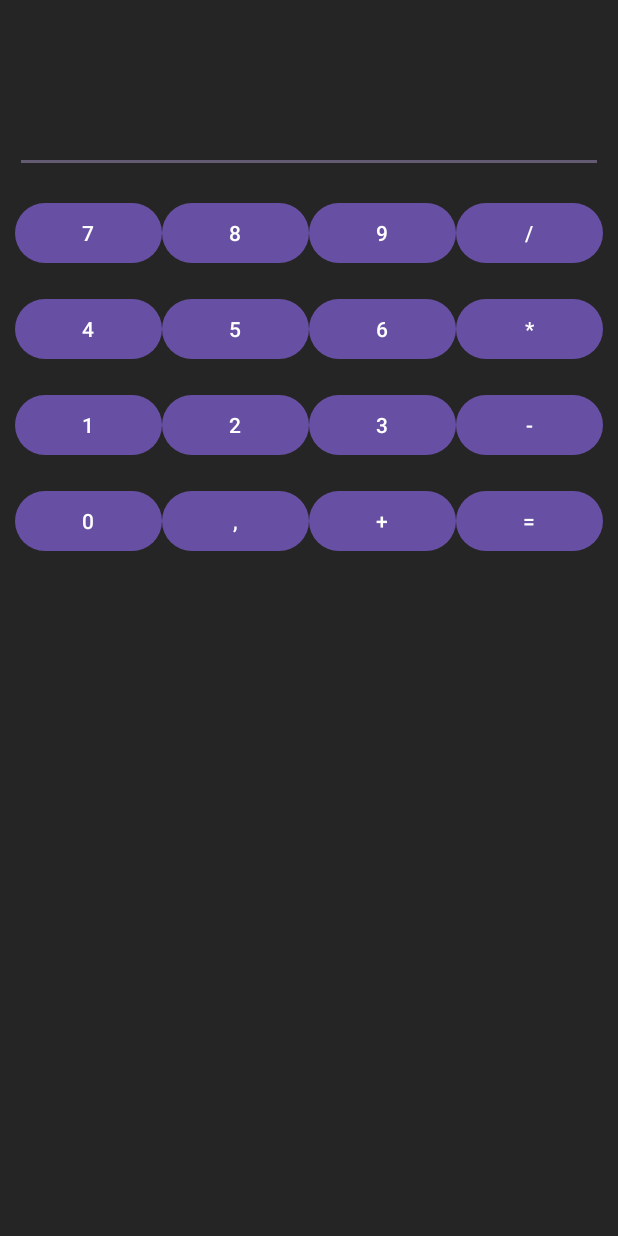
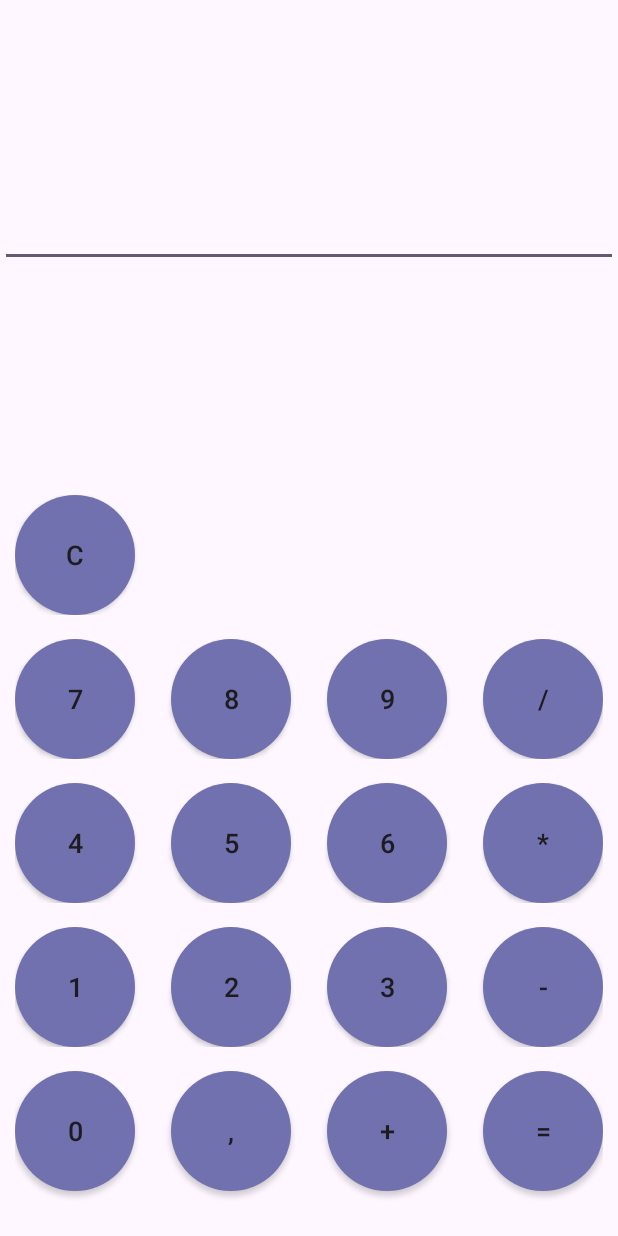
Before and after one commit to XataBq/Calculator, an Android app: the layout activity_main.xml on its own in the app's theme, with its tools: preview values and no code run, on a phone screen of 412 x 824 dp. Run offline under Robolectric (Android 15) with nearby library versions, the phone set to English and light mode, and no system bars.

Commit message:
aproximately done

```diff
--- a/app/src/main/java/com/example/calculator/MainActivity.kt
+++ b/app/src/main/java/com/example/calculator/MainActivity.kt
@@ -41,12 +41,14 @@ class MainActivity : AppCompatActivity() {
             btnN7.setOnClickListener { onNumberClick(btnN7.text.toString()) }
             btnN8.setOnClickListener { onNumberClick(btnN8.text.toString()) }
             btnN9.setOnClickListener { onNumberClick(btnN9.text.toString()) }
+            btnClearResult.setOnClickListener { onClearResult() }
         }
     }
 
     private fun onOperationClick(operation: String) {
         binding.tvOperationFiled.text = operation
-        binding.tvResultField.text = binding.etNumberField.text
+        if (binding.etNumberField.text.isNotEmpty()) binding.tvResultField.text =
+            binding.etNumberField.text
         binding.etNumberField.text.clear()
         flagDouble = false
     }
@@ -82,7 +84,7 @@ class MainActivity : AppCompatActivity() {
                 binding.tvOperationFiled.text.toString()
             ).toString()
         }
-        binding.tvResultField.text = result
+        binding.tvResultField.text = result.replace(",", ".")
         flagDouble = false
         binding.etNumberField.text.clear()
     }
@@ -98,4 +100,8 @@ class MainActivity : AppCompatActivity() {
 
     }
 
+    private fun onClearResult() {
+        binding.tvResultField.text = ""
+    }
+
 }
--- /dev/null
+++ b/app/src/main/res/drawable/selector_button_background.xml
@@ -0,0 +1,5 @@
+<?xml version="1.0" encoding="utf-8"?>
+<selector xmlns:android="http://schemas.android.com/apk/res/android">
+    <item android:drawable="@drawable/shape_rounded_buttons_on_click" android:state_pressed="true"/>
+    <item android:drawable="@drawable/shape_rounded_buttons"/>
+</selector>
--- /dev/null
+++ b/app/src/main/res/drawable/shape_rounded_buttons.xml
@@ -0,0 +1,6 @@
+<?xml version="1.0" encoding="utf-8"?>
+<shape xmlns:android="http://schemas.android.com/apk/res/android" android:shape="oval">
+
+    <solid android:color="#7071AE"/>
+
+</shape>
--- /dev/null
+++ b/app/src/main/res/drawable/shape_rounded_buttons_on_click.xml
@@ -0,0 +1,6 @@
+<?xml version="1.0" encoding="utf-8"?>
+<shape xmlns:android="http://schemas.android.com/apk/res/android" android:shape="oval">
+
+    <solid android:color="#484BB4"/>
+
+</shape>
--- a/app/src/main/res/layout/activity_main.xml
+++ b/app/src/main/res/layout/activity_main.xml
@@ -5,8 +5,6 @@
     android:id="@+id/main"
     android:layout_width="match_parent"
     android:layout_height="match_parent"
-    android:padding="10dp"
-    android:background="#262525"
     tools:context=".MainActivity">
 
     <!--Поле результата-->
@@ -14,188 +12,285 @@
         android:id="@+id/tvResultField"
         android:layout_width="0dp"
         android:layout_height="wrap_content"
+        android:layout_marginTop="50dp"
+        android:textColor="@color/white"
+        android:textSize="36sp"
         app:layout_constraintHorizontal_weight="1"
-        android:layout_marginTop="25dp"
-        android:textSize="18sp"
-        android:textColor="@color/white"
-        app:layout_constraintTop_toTopOf="parent"
+        app:layout_constraintLeft_toLeftOf="parent"
         app:layout_constraintRight_toLeftOf="@id/tvOperationFiled"
-        app:layout_constraintLeft_toLeftOf="parent" />
+        app:layout_constraintTop_toTopOf="parent" />
 
     <!--поле знака операции-->
     <TextView
         android:id="@+id/tvOperationFiled"
         android:layout_width="0dp"
         android:layout_height="wrap_content"
-        android:textSize="18sp"
-        android:layout_marginTop="25dp"
+        android:layout_marginTop="50dp"
         android:textColor="@color/white"
+        android:textSize="36sp"
         app:layout_constraintHorizontal_weight="1"
+        app:layout_constraintLeft_toRightOf="@id/tvResultField"
         app:layout_constraintRight_toRightOf="parent"
-        app:layout_constraintLeft_toRightOf="@id/tvResultField"
         app:layout_constraintTop_toTopOf="parent" />
 
     <!--поле ввода чисел-->
     <EditText
         android:id="@+id/etNumberField"
+        android:layout_width="0dp"
+        android:layout_height="wrap_content"
+        android:layout_marginTop="10dp"
+        android:textSize="36sp"
         android:textColor="@color/white"
-        android:layout_width="0dp"
-        android:layout_marginTop="10dp"
-        android:layout_height="wrap_content"
         app:layout_constraintLeft_toLeftOf="parent"
         app:layout_constraintRight_toRightOf="parent"
         app:layout_constraintTop_toBottomOf="@id/tvResultField" />
 
     <LinearLayout
+        android:layout_width="match_parent"
+        android:layout_height="wrap_content"
+        android:layout_marginHorizontal="10dp"
+        android:orientation="vertical"
+        app:layout_constraintBottom_toBottomOf="parent"
+        app:layout_constraintEnd_toEndOf="parent"
+        app:layout_constraintStart_toStartOf="parent">
+
+        <LinearLayout
+            android:id="@+id/llCancelButtonPanel"
+            android:layout_width="match_parent"
+            android:layout_height="wrap_content"
+            android:layout_marginTop="16dp">
+
+            <android.widget.Button
+                android:id="@+id/btnClearResult"
+                android:layout_width="80dp"
+                android:layout_height="80dp"
+                android:textSize="18sp"
+                android:background="@drawable/selector_button_background"
+                android:text="C" />
+
+            <Space
+                android:layout_width="0dp"
+                android:layout_height="match_parent"
+                android:layout_weight="1" />
+
+        </LinearLayout>
+
+        <LinearLayout
             android:id="@+id/llFirstButtonPanel"
-        android:layout_width="0dp"
+            android:layout_width="match_parent"
             android:layout_height="wrap_content"
-        android:layout_marginTop="16dp"
-        app:layout_constraintLeft_toLeftOf="parent"
-        app:layout_constraintRight_toRightOf="parent"
-        app:layout_constraintTop_toBottomOf="@id/etNumberField">
+            android:layout_marginTop="16dp">
 
-        <Button
+            <android.widget.Button
                 android:id="@+id/btnN7"
-            android:layout_width="0dp"
-            android:layout_height="wrap_content"
-            android:layout_weight="1"
+                android:layout_width="80dp"
+                android:layout_height="80dp"
+                android:textSize="18sp"
+                android:background="@drawable/selector_button_background"
                 android:text="7" />
 
-        <Button
+            <Space
+                android:layout_width="0dp"
+                android:layout_height="match_parent"
+                android:layout_weight="1" />
+
+            <android.widget.Button
                 android:id="@+id/btnN8"
-            android:layout_width="0dp"
-            android:layout_height="wrap_content"
-            android:layout_weight="1"
+                android:layout_width="80dp"
+                android:layout_height="80dp"
+                android:textSize="18sp"
+                android:background="@drawable/selector_button_background"
                 android:text="8" />
 
-        <Button
+            <Space
+                android:layout_width="0dp"
+                android:layout_height="match_parent"
+                android:layout_weight="1" />
+
+            <android.widget.Button
                 android:id="@+id/btnN9"
-            android:layout_width="0dp"
-            android:layout_height="wrap_content"
-            android:layout_weight="1"
+                android:layout_width="80dp"
+                android:layout_height="80dp"
+                android:textSize="18sp"
+                android:background="@drawable/selector_button_background"
                 android:text="9" />
 
-        <Button
+            <Space
+                android:layout_width="0dp"
+                android:layout_height="match_parent"
+                android:layout_weight="1" />
+
+            <android.widget.Button
                 android:id="@+id/btnDiv"
-            android:layout_width="0dp"
-            android:layout_height="wrap_content"
-            android:layout_weight="1"
+                android:layout_width="80dp"
+                android:layout_height="80dp"
+                android:textSize="18sp"
+                android:background="@drawable/selector_button_background"
                 android:text="/" />
         </LinearLayout>
 
         <LinearLayout
             android:id="@+id/llSecondButtonPanel"
-        android:layout_width="0dp"
+            android:layout_width="match_parent"
             android:layout_height="wrap_content"
-        android:layout_marginTop="16dp"
-        app:layout_constraintLeft_toLeftOf="parent"
-        app:layout_constraintRight_toRightOf="parent"
-        app:layout_constraintTop_toBottomOf="@id/llFirstButtonPanel">
+            android:layout_marginTop="16dp">
 
-        <Button
+            <android.widget.Button
                 android:id="@+id/btnN4"
-            android:layout_width="0dp"
-            android:layout_height="wrap_content"
-            android:layout_weight="1"
+                android:layout_width="80dp"
+                android:layout_height="80dp"
+                android:textSize="18sp"
+                android:background="@drawable/selector_button_background"
                 android:text="4" />
 
-        <Button
+            <Space
+                android:layout_width="0dp"
+                android:layout_height="match_parent"
+                android:layout_weight="1" />
+
+            <android.widget.Button
                 android:id="@+id/btnN5"
-            android:layout_width="0dp"
-            android:layout_height="wrap_content"
-            android:layout_weight="1"
+                android:layout_width="80dp"
+                android:layout_height="80dp"
+                android:textSize="18sp"
+                android:background="@drawable/selector_button_background"
                 android:text="5" />
 
-        <Button
+            <Space
+                android:layout_width="0dp"
+                android:layout_height="match_parent"
+                android:layout_weight="1" />
+
+            <android.widget.Button
                 android:id="@+id/btnN6"
-            android:layout_width="0dp"
-            android:layout_height="wrap_content"
-            android:layout_weight="1"
+                android:layout_width="80dp"
+                android:layout_height="80dp"
+                android:textSize="18sp"
+                android:background="@drawable/selector_button_background"
                 android:text="6" />
 
-        <Button
+            <Space
+                android:layout_width="0dp"
+                android:layout_height="match_parent"
+                android:layout_weight="1" />
+
+            <android.widget.Button
                 android:id="@+id/btnMul"
-            android:layout_width="0dp"
-            android:layout_height="wrap_content"
-            android:layout_weight="1"
+                android:layout_width="80dp"
+                android:layout_height="80dp"
+                android:textSize="18sp"
+                android:background="@drawable/selector_button_background"
                 android:text="*" />
         </LinearLayout>
 
         <LinearLayout
             android:id="@+id/llThirdButtonPanel"
-        android:layout_width="0dp"
+            android:layout_width="match_parent"
             android:layout_height="wrap_content"
-        android:layout_marginTop="16dp"
-        app:layout_constraintLeft_toLeftOf="parent"
-        app:layout_constraintRight_toRightOf="parent"
-        app:layout_constraintTop_toBottomOf="@id/llSecondButtonPanel">
+            android:layout_marginTop="16dp">
 
-        <Button
+            <android.widget.Button
                 android:id="@+id/btnN1"
-            android:layout_width="0dp"
-            android:layout_height="wrap_content"
-            android:layout_weight="1"
+                android:layout_width="80dp"
+                android:layout_height="80dp"
+                android:textSize="18sp"
+                android:background="@drawable/selector_button_background"
                 android:text="1" />
 
-        <Button
+            <Space
+                android:layout_width="0dp"
+                android:layout_height="match_parent"
+                android:layout_weight="1" />
+
+            <android.widget.Button
                 android:id="@+id/btnN2"
-            android:layout_width="0dp"
-            android:layout_height="wrap_content"
-            android:layout_weight="1"
+                android:layout_width="80dp"
+                android:layout_height="80dp"
+                android:textSize="18sp"
+                android:background="@drawable/selector_button_background"
                 android:text="2" />
 
-        <Button
+            <Space
+                android:layout_width="0dp"
+                android:layout_height="match_parent"
+                android:layout_weight="1" />
+
+            <android.widget.Button
                 android:id="@+id/btnN3"
-            android:layout_width="0dp"
-            android:layout_height="wrap_content"
-            android:layout_weight="1"
+                android:layout_width="80dp"
+                android:layout_height="80dp"
+                android:textSize="18sp"
+                android:background="@drawable/selector_button_background"
                 android:text="3" />
 
-        <Button
+            <Space
+                android:layout_width="0dp"
+                android:layout_height="match_parent"
+                android:layout_weight="1" />
+
+            <android.widget.Button
                 android:id="@+id/btnSub"
-            android:layout_width="0dp"
-            android:layout_height="wrap_content"
-            android:layout_weight="1"
+                android:layout_width="80dp"
+                android:layout_height="80dp"
+                android:textSize="18sp"
+                android:background="@drawable/selector_button_background"
                 android:text="-" />
         </LinearLayout>
 
         <LinearLayout
             android:id="@+id/llFourthButtonPanel"
-        android:layout_width="0dp"
+            android:layout_width="match_parent"
             android:layout_height="wrap_content"
-        android:layout_marginTop="16dp"
-        app:layout_constraintLeft_toLeftOf="parent"
-        app:layout_constraintRight_toRightOf="parent"
-        app:layout_constraintTop_toBottomOf="@id/llThirdButtonPanel">
+            android:layout_marginTop="16dp">
 
-        <Button
+            <android.widget.Button
                 android:id="@+id/btnN0"
-            android:layout_width="0dp"
-            android:layout_height="wrap_content"
-            android:layout_weight="1"
+                android:layout_width="80dp"
+                android:layout_height="80dp"
+                android:textSize="18sp"
+                android:background="@drawable/selector_button_background"
                 android:text="0" />
 
-        <Button
+            <Space
+                android:layout_width="0dp"
+                android:layout_height="match_parent"
+                android:layout_weight="1" />
+
+            <android.widget.Button
                 android:id="@+id/btnComma"
-            android:layout_width="0dp"
-            android:layout_height="wrap_content"
-            android:layout_weight="1"
+                android:layout_width="80dp"
+                android:layout_height="80dp"
+                android:textSize="18sp"
+                android:background="@drawable/selector_button_background"
                 android:text="," />
 
-        <Button
+            <Space
+                android:layout_width="0dp"
+                android:layout_height="match_parent"
+                android:layout_weight="1" />
+
+            <android.widget.Button
                 android:id="@+id/btnAdd"
-            android:layout_width="0dp"
-            android:layout_height="wrap_content"
-            android:layout_weight="1"
+                android:layout_width="80dp"
+                android:layout_height="80dp"
+                android:textSize="18sp"
+                android:background="@drawable/selector_button_background"
                 android:text="+" />
 
-        <Button
+            <Space
+                android:layout_width="0dp"
+                android:layout_height="match_parent"
+                android:layout_weight="1" />
+
+            <android.widget.Button
                 android:id="@+id/btnEq"
-            android:layout_width="0dp"
-            android:layout_height="wrap_content"
-            android:layout_weight="1"
+                android:layout_width="80dp"
+                android:layout_height="80dp"
+                android:textSize="18sp"
+                android:layout_marginBottom="30dp"
+                android:background="@drawable/selector_button_background"
                 android:text="=" />
+        </LinearLayout>
     </LinearLayout>
 
 </androidx.constraintlayout.widget.ConstraintLayout>
```
Lines whose indentation alone changed are shown as unchanged.
